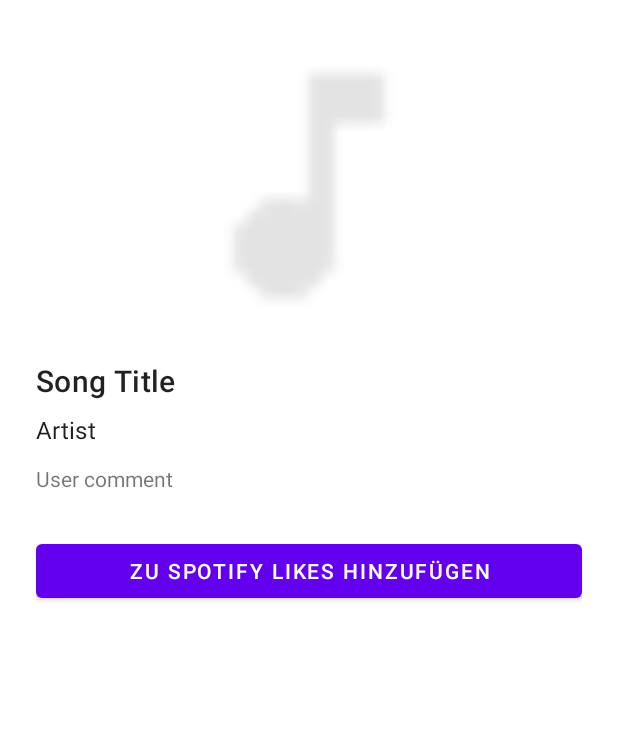
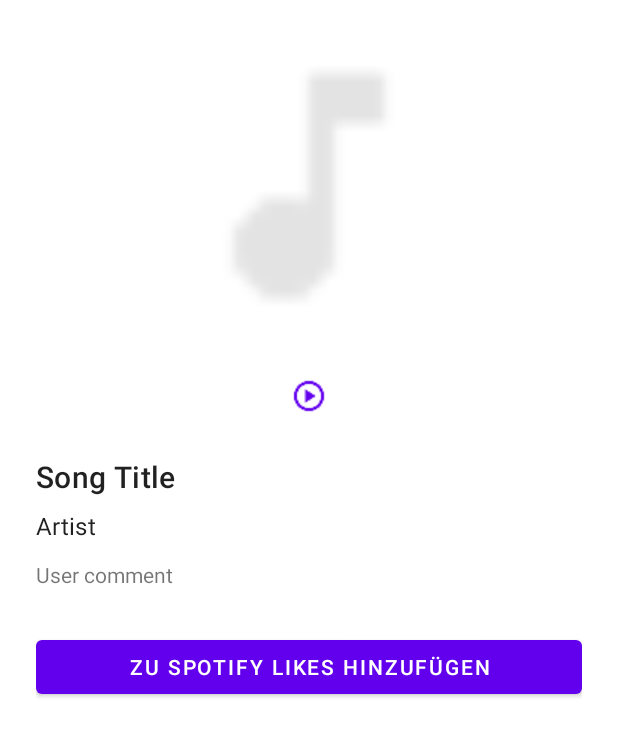
Before and after one commit to Jali04/BeJam, an Android app: the layout fragment_song_detail.xml on its own in the app's theme, with its tools: preview values and no code run, on a phone screen of 412 x 824 dp. Shown: the top 736 px of the screen. Run offline under Robolectric (Android 15) with nearby library versions, the phone set to English and light mode, and no system bars.

Commit message:
play-button

```diff
--- a/app/src/main/res/layout/fragment_song_detail.xml
+++ b/app/src/main/res/layout/fragment_song_detail.xml
@@ -12,6 +12,18 @@
         android:layout_height="200dp"
         android:layout_gravity="center_horizontal"
         android:src="@drawable/placeholder_album" />
+
+
+    <ImageButton
+        android:id="@+id/playButton"
+        android:layout_width="48dp"
+        android:layout_height="48dp"
+        android:layout_gravity="center_horizontal"
+        android:layout_marginTop="16dp"
+        android:background="?attr/selectableItemBackgroundBorderless"
+        android:contentDescription="@string/play_song"
+        android:src="@drawable/ic_play_arrow"
+        android:tint="?attr/colorPrimary" />
 
     <TextView
         android:id="@+id/songTitle"
--- a/app/src/main/res/values/strings.xml
+++ b/app/src/main/res/values/strings.xml
@@ -11,4 +11,5 @@
     <string name="requestor_avatar">Requestor avatar</string>
     <string name="friend_avatar">Friend avatar</string>
     <string name="like_button">Like</string>
+    <string name="play_song">Play Song</string>
 </resources>
```
Also changed, not shown: app/src/main/java/com/example/bejam/ui/detail/SongDetailFragment.kt (+21 -8 lines), app/src/main/res/drawable/ic_play_arrow.png (added).
